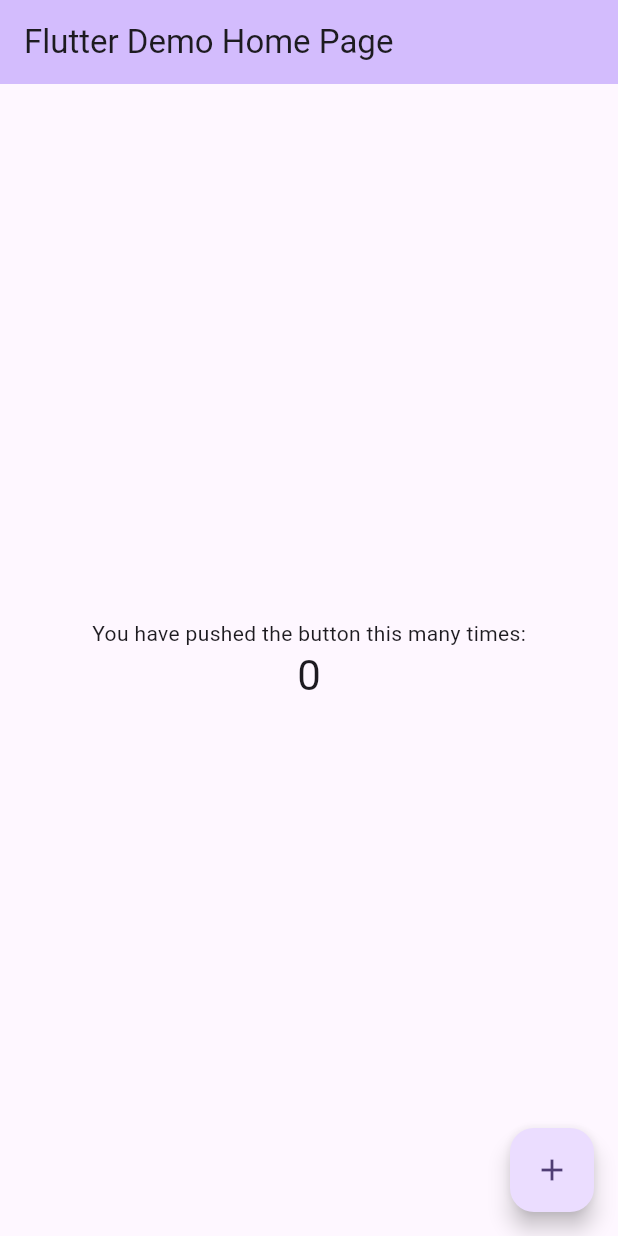
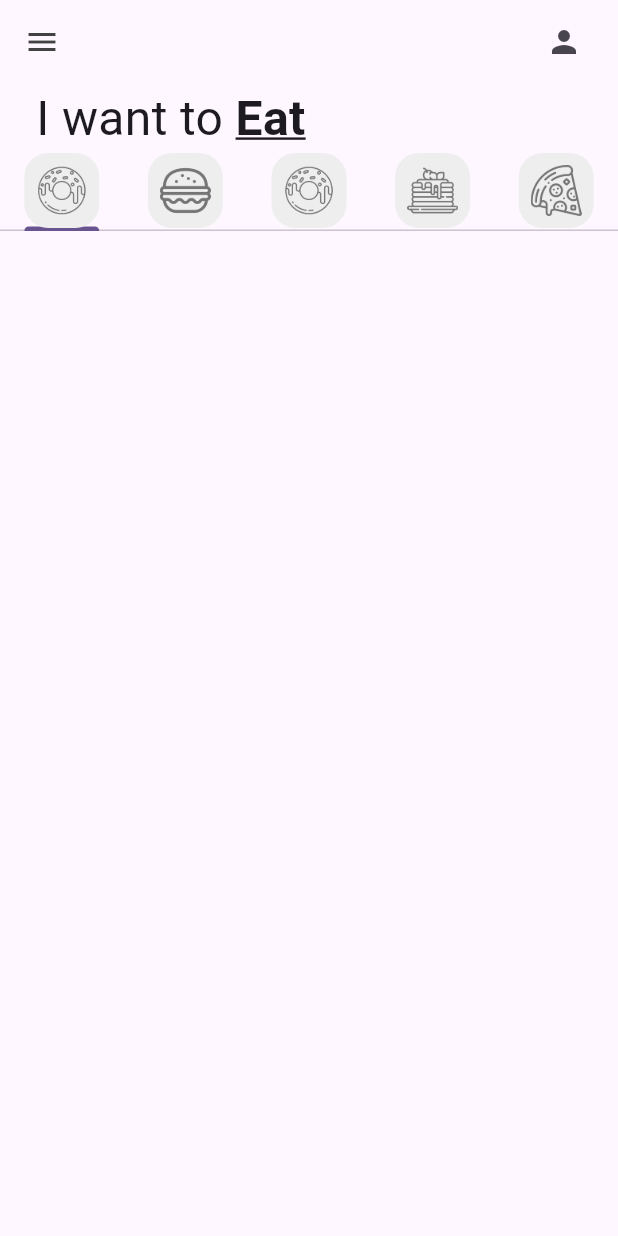
Before and after one commit to MatiasCaamal/donut_app_8sc, a Flutter app: the screen it shows after launch, on a phone screen of 412 x 824 dp. Run offline on Flutter 3.47's test engine with Material 3 defaults, Android fonts, the phone set to English and light mode, and no system bars.

Commit message:
4 febrero

```diff
--- a/lib/main.dart
+++ b/lib/main.dart
@@ -1,4 +1,5 @@
 import 'package:flutter/material.dart';
+import 'pages/home_page.dart';
 
 void main() {
   runApp(const MyApp());
@@ -11,115 +12,13 @@ class MyApp extends StatelessWidget {
   @override
   Widget build(BuildContext context) {
     return MaterialApp(
+      debugShowCheckedModeBanner: false,
       title: 'Flutter Demo',
       theme: ThemeData(
-        // This is the theme of your application.
-        //
-        // TRY THIS: Try running your application with "flutter run". You'll see
-        // the application has a purple toolbar. Then, without quitting the app,
-        // try changing the seedColor in the colorScheme below to Colors.green
-        // and then invoke "hot reload" (save your changes or press the "hot
-        // reload" button in a Flutter-supported IDE, or press "r" if you used
-        // the command line to start the app).
-        //
-        // Notice that the counter didn't reset back to zero; the application
-        // state is not lost during the reload. To reset the state, use hot
-        // restart instead.
-        //
-        // This works for code too, not just values: Most code changes can be
-        // tested with just a hot reload.
         colorScheme: ColorScheme.fromSeed(seedColor: Colors.deepPurple),
         useMaterial3: true,
       ),
-      home: const MyHomePage(title: 'Flutter Demo Home Page'),
+      home: const HomePage(),
     );
   }
 }
-
-class MyHomePage extends StatefulWidget {
-  const MyHomePage({super.key, required this.title});
-
-  // This widget is the home page of your application. It is stateful, meaning
-  // that it has a State object (defined below) that contains fields that affect
-  // how it looks.
-
-  // This class is the configuration for the state. It holds the values (in this
-  // case the title) provided by the parent (in this case the App widget) and
-  // used by the build method of the State. Fields in a Widget subclass are
-  // always marked "final".
-
-  final String title;
-
-  @override
-  State<MyHomePage> createState() => _MyHomePageState();
-}
-
-class _MyHomePageState extends State<MyHomePage> {
-  int _counter = 0;
-
-  void _incrementCounter() {
-    setState(() {
-      // This call to setState tells the Flutter framework that something has
-      // changed in this State, which causes it to rerun the build method below
-      // so that the display can reflect the updated values. If we changed
-      // _counter without calling setState(), then the build method would not be
-      // called again, and so nothing would appear to happen.
-      _counter++;
-    });
-  }
-
-  @override
-  Widget build(BuildContext context) {
-    // This method is rerun every time setState is called, for instance as done
-    // by the _incrementCounter method above.
-    //
-    // The Flutter framework has been optimized to make rerunning build methods
-    // fast, so that you can just rebuild anything that needs updating rather
-    // than having to individually change instances of widgets.
-    return Scaffold(
-      appBar: AppBar(
-        // TRY THIS: Try changing the color here to a specific color (to
-        // Colors.amber, perhaps?) and trigger a hot reload to see the AppBar
-        // change color while the other colors stay the same.
-        backgroundColor: Theme.of(context).colorScheme.inversePrimary,
-        // Here we take the value from the MyHomePage object that was created by
-        // the App.build method, and use it to set our appbar title.
-        title: Text(widget.title),
-      ),
-      body: Center(
-        // Center is a layout widget. It takes a single child and positions it
-        // in the middle of the parent.
-        child: Column(
-          // Column is also a layout widget. It takes a list of children and
-          // arranges them vertically. By default, it sizes itself to fit its
-          // children horizontally, and tries to be as tall as its parent.
-          //
-          // Column has various properties to control how it sizes itself and
-          // how it positions its children. Here we use mainAxisAlignment to
-          // center the children vertically; the main axis here is the vertical
-          // axis because Columns are vertical (the cross axis would be
-          // horizontal).
-          //
-          // TRY THIS: Invoke "debug painting" (choose the "Toggle Debug Paint"
-          // action in the IDE, or press "p" in the console), to see the
-          // wireframe for each widget.
-          mainAxisAlignment: MainAxisAlignment.center,
-          children: <Widget>[
-            const Text(
-              'You have pushed the button this many times:',
-            ),
-            Text(
-              '$_counter',
-              style: Theme.of(context).textTheme.headlineMedium,
-            ),
-          ],
-        ),
-      ),
-      floatingActionButton: FloatingActionButton(
-        onPressed: _incrementCounter,
-        tooltip: 'Increment',
-        child: const Icon(Icons.add),
-      ), // This trailing comma makes auto-formatting nicer for build methods.
-    );
-  }
-}
--- /dev/null
+++ b/lib/pages/home_page.dart
@@ -0,0 +1,71 @@
+import 'package:donut_app_8sc/utils/my_tab.dart';
+import 'package:flutter/material.dart';
+
+class HomePage extends StatefulWidget {
+  const HomePage({super.key});
+
+  @override
+  State<HomePage> createState() => _HomePageState();
+}
+
+class _HomePageState extends State<HomePage> {
+  @override
+  Widget build(BuildContext context) {
+
+    List<Widget> myTabs = [
+    //donut tab
+    const MyTab(iconPath: 'lib/icons/donut.png',),
+    //burger tab
+    const MyTab(iconPath: 'lib/icons/burger.png',),
+    //smoothie tab
+    const MyTab(iconPath: 'lib/icons/donut.png',),
+    //pancake tab
+    const MyTab(iconPath: 'lib/icons/pancakes.png',),
+    //pizza tab
+    const MyTab(iconPath: 'lib/icons/pizza.png',)
+    ];
+
+
+    return DefaultTabController(
+      length: myTabs.length,
+      child: Scaffold(
+        appBar: AppBar(
+          backgroundColor: Colors.transparent,
+          leading: Icon(Icons.menu, color: Colors.grey[800],),
+          actions: [Padding(
+            padding: const EdgeInsets.only(right: 12.0),
+            child: IconButton(onPressed: (){}, icon: Icon(Icons.person)),
+          )],),
+          body: Column(
+            children: [
+              // Texto "I want to Eat"
+              const Padding(
+                padding: EdgeInsets.only(left: 24.0),
+                child: Row(
+                  children: [
+                  Text('I want to ', style: TextStyle(fontSize: 32),),
+                  Text('Eat', style: TextStyle(
+                    fontSize: 32,
+                    fontWeight: FontWeight.bold,
+                    decoration: TextDecoration.underline),)
+                  ],
+                ),
+              ),
+              // Tab Bar
+              TabBar(tabs: myTabs)
+
+
+              // Tab bar view
+
+
+              // Carrito
+
+
+            ],
+          ),
+
+
+      ),
+    );
+  }
+}
--- /dev/null
+++ b/lib/utils/my_tab.dart
@@ -0,0 +1,23 @@
+import 'package:flutter/material.dart';
+
+class MyTab extends StatelessWidget {
+  //Ruta del archivo del icono
+  final String iconPath;
+  const MyTab({super.key, required this.iconPath});
+
+  @override
+  Widget build(BuildContext context) {
+    return Tab(
+      height: 50,
+      child: Container(
+        padding: const EdgeInsets.all(8),
+        decoration: BoxDecoration(
+            color: Colors.grey[200], borderRadius: BorderRadius.circular(16)),
+        child: Image.asset(
+          iconPath,
+          color: Colors.grey[600],
+        ),
+      ),
+    );
+  }
+}
--- a/pubspec.yaml
+++ b/pubspec.yaml
@@ -58,9 +58,9 @@ flutter:
   uses-material-design: true
 
   # To add assets to your application, add an assets section, like this:
-  # assets:
-  #   - images/a_dot_burr.jpeg
-  #   - images/a_dot_ham.jpeg
+  assets:
+  - lib/images/
+  - lib/icons/
 
   # An image asset can refer to one or more resolution-specific "variants", see
   # https://flutter.dev/to/resolution-aware-images
```
Also changed, not shown: lib/icons/burger.png (added), lib/icons/donut.png (added), lib/icons/pancakes.png (added), lib/icons/pizza.png (added), lib/icons/smoothie.png (added), lib/images/chocolate_donut.png (added), lib/images/grape_donut.png (added), lib/images/icecream_donut.png (added), lib/images/strawberry_donut.png (added).
